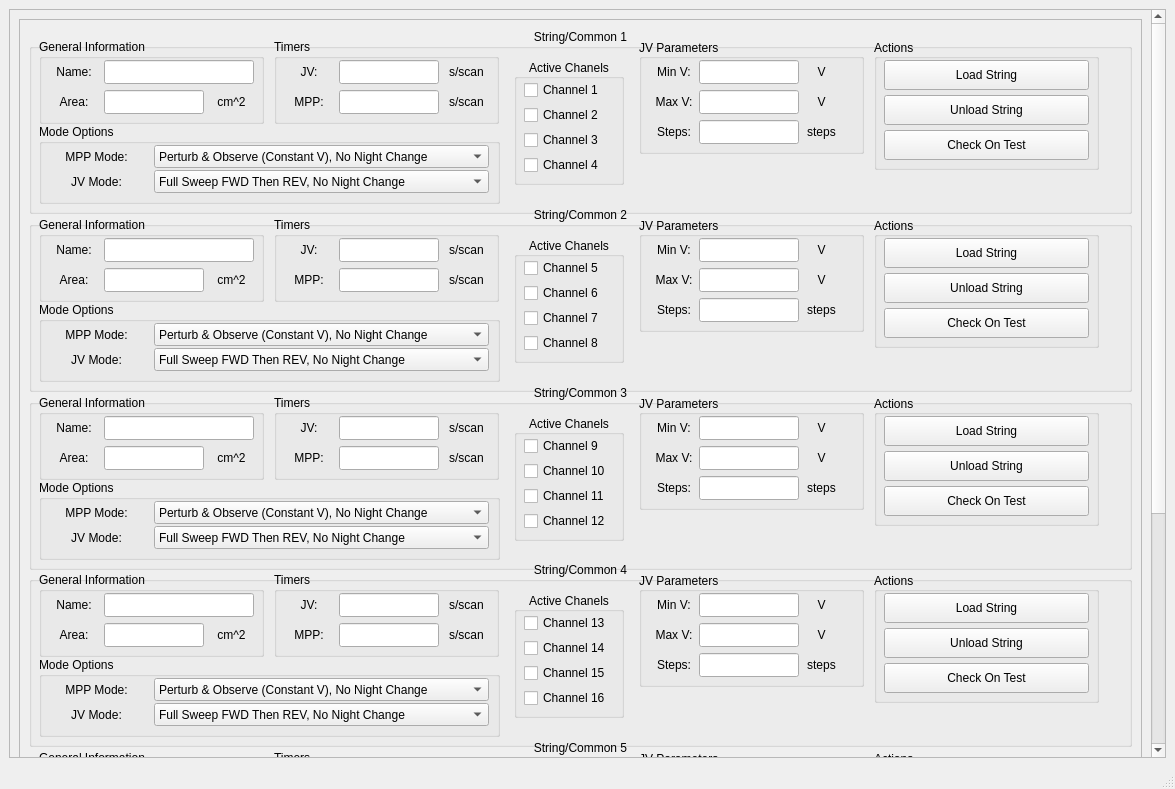
Qt form parasol/ui/PARASOL_UI.ui (fenning-research-group/parasol) before a commit.
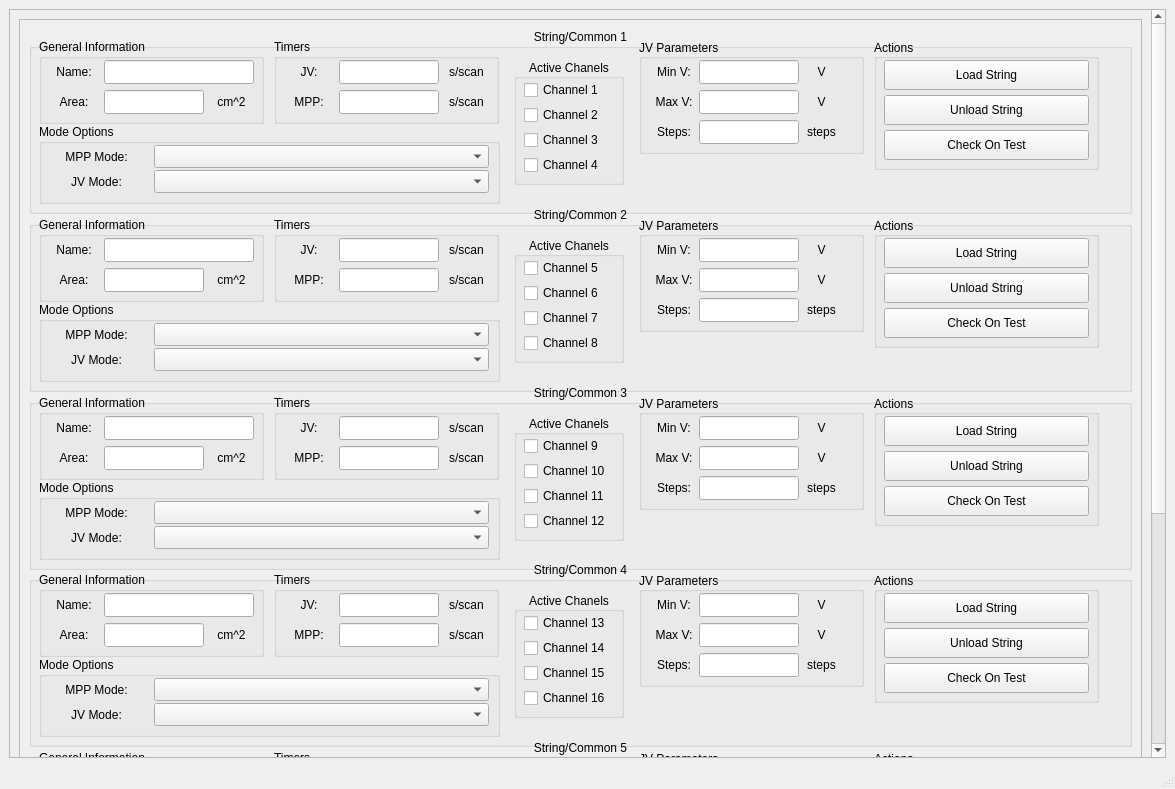
The same form after that commit.

Diff of the .ui file:
```diff
--- a/parasol/ui/PARASOL_UI.ui
+++ b/parasol/ui/PARASOL_UI.ui
@@ -24,7 +24,7 @@
        <property name="geometry">
         <rect>
          <x>0</x>
-         <y>-362</y>
+         <y>0</y>
          <width>1130</width>
          <height>1102</height>
         </rect>
@@ -588,11 +588,6 @@
                    <height>23</height>
                   </rect>
                  </property>
-                 <item>
-                  <property name="text">
-                   <string>Perturb &amp; Observe (Constant V), No Night Change</string>
-                  </property>
-                 </item>
                 </widget>
                 <widget class="QComboBox" name="JVModeBox_1">
                  <property name="geometry">
@@ -603,11 +598,6 @@
                    <height>23</height>
                   </rect>
                  </property>
-                 <item>
-                  <property name="text">
-                   <string>Full Sweep FWD Then REV, No Night Change</string>
-                  </property>
-                 </item>
                 </widget>
                 <widget class="QLabel" name="MPPModeLabel_1">
                  <property name="geometry">
@@ -1209,11 +1199,6 @@
                    <height>23</height>
                   </rect>
                  </property>
-                 <item>
-                  <property name="text">
-                   <string>Perturb &amp; Observe (Constant V), No Night Change</string>
-                  </property>
-                 </item>
                 </widget>
                 <widget class="QComboBox" name="JVModeBox_2">
                  <property name="geometry">
@@ -1224,11 +1209,6 @@
                    <height>23</height>
                   </rect>
                  </property>
-                 <item>
-                  <property name="text">
-                   <string>Full Sweep FWD Then REV, No Night Change</string>
-                  </property>
-                 </item>
                 </widget>
                 <widget class="QLabel" name="MPPModeLabel_2">
                  <property name="geometry">
@@ -1831,13 +1811,8 @@
                   </rect>
                  </property>
                  <property name="currentText">
-                  <string>Perturb &amp; Observe (Constant V), No Night Change</string>
+                  <string/>
                  </property>
-                 <item>
-                  <property name="text">
-                   <string>Perturb &amp; Observe (Constant V), No Night Change</string>
-                  </property>
-                 </item>
                 </widget>
                 <widget class="QComboBox" name="JVModeBox_3">
                  <property name="geometry">
@@ -1848,11 +1823,6 @@
                    <height>23</height>
                   </rect>
                  </property>
-                 <item>
-                  <property name="text">
-                   <string>Full Sweep FWD Then REV, No Night Change</string>
-                  </property>
-                 </item>
                 </widget>
                 <widget class="QLabel" name="MPPModeLabel_3">
                  <property name="geometry">
@@ -2455,13 +2425,8 @@
                   </rect>
                  </property>
                  <property name="currentText">
-                  <string>Perturb &amp; Observe (Constant V), No Night Change</string>
+                  <string/>
                  </property>
-                 <item>
-                  <property name="text">
-                   <string>Perturb &amp; Observe (Constant V), No Night Change</string>
-                  </property>
-                 </item>
                 </widget>
                 <widget class="QComboBox" name="JVModeBox_4">
                  <property name="geometry">
@@ -2472,11 +2437,6 @@
                    <height>23</height>
                   </rect>
                  </property>
-                 <item>
-                  <property name="text">
-                   <string>Full Sweep FWD Then REV, No Night Change</string>
-                  </property>
-                 </item>
                 </widget>
                 <widget class="QLabel" name="MPPModeLabel_4">
                  <property name="geometry">
```
Left out of the diff: 22 changed lines with no effect on the pictures.
